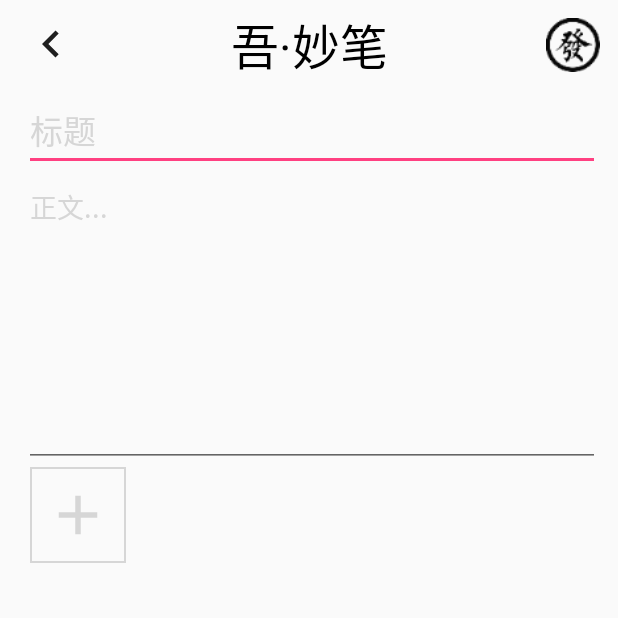
After one commit to DaddyTrap/ADream, an Android app: the EditMiaobiActivity screen opened directly, with no data from a screen before it, on a phone screen of 412 x 824 dp, the top half of it. The commit adds this screen. Run offline under Robolectric (Android 15) with nearby library versions, the phone set to English and light mode, and no system bars; Roboto replaces fonts that are not available here.

Commit message:
:sparkles: 初步完成妙笔编辑页

```diff
--- a/app/src/main/java/io/github/daddytrap/adream/ADApplication.java
+++ b/app/src/main/java/io/github/daddytrap/adream/ADApplication.java
@@ -15,6 +15,7 @@
     private static ADApplication _ADApplication;
 
     public Typeface KAI_TI_FONT;
+    public Typeface SIM_KAI_FONT;
 
     @Override
     public void onCreate() {
@@ -25,6 +26,7 @@
             return;
 
         KAI_TI_FONT = Typeface.createFromAsset(getAssets(), "fonts/kai_ti.ttf");
+        SIM_KAI_FONT = Typeface.createFromAsset(getAssets(), "fonts/simkai.ttf");
 
         File file = new File(Environment.getExternalStorageDirectory() + "/ADream/music");
         if (!file.exists()) {
--- /dev/null
+++ b/app/src/main/java/io/github/daddytrap/adream/activity/EditMiaobiActivity.java
@@ -0,0 +1,138 @@
+package io.github.daddytrap.adream.activity;
+
+import android.content.DialogInterface;
+import android.content.Intent;
+import android.graphics.Bitmap;
+import android.graphics.BitmapFactory;
+import android.net.Uri;
+import android.support.v7.app.AlertDialog;
+import android.support.v7.app.AppCompatActivity;
+import android.os.Bundle;
+import android.util.Base64;
+import android.util.Log;
+import android.view.View;
+import android.widget.ImageView;
+import android.widget.TextView;
+
+import org.w3c.dom.Text;
+
+import java.io.FileNotFoundException;
+import java.io.IOException;
+import java.io.InputStream;
+
+import io.github.daddytrap.adream.ADApplication;
+import io.github.daddytrap.adream.R;
+import io.github.daddytrap.adream.util.ADUtil;
+
+public class EditMiaobiActivity extends AppCompatActivity {
+
+    private TextView toolbarTitle;
+    private TextView miaobiTitle;
+    private TextView miaobiContent;
+
+    private ImageView backIcon;
+    private ImageView faIcon;
+
+    private ImageView addPhoto;
+
+    private ADApplication app;
+
+    public static final int PICK_IMAGE_REQ_CODE = 100;
+
+    boolean imageSelected = false;
+
+    private AlertDialog.Builder dialogBuilder;
+
+    @Override
+    protected void onCreate(Bundle savedInstanceState) {
+        super.onCreate(savedInstanceState);
+        setContentView(R.layout.activity_edit_miaobi);
+
+        app = ADApplication.getInstance();
+
+        setViews();
+    }
+
+    void setViews() {
+        toolbarTitle = (TextView) findViewById(R.id.activity_edit_miaobi_toolbar_title);
+        miaobiTitle = (TextView) findViewById(R.id.activity_edit_miaobi_title_edittext);
+        miaobiContent = (TextView) findViewById(R.id.activity_edit_miaobi_content_edittext);
+
+        toolbarTitle.setTypeface(app.KAI_TI_FONT);
+        miaobiTitle.setTypeface(app.SIM_KAI_FONT);
+        miaobiContent.setTypeface(app.SIM_KAI_FONT);
+
+        backIcon = (ImageView)findViewById(R.id.activity_edit_miaobi_back_icon);
+        faIcon = (ImageView)findViewById(R.id.activity_edit_miaobi_fa_icon);
+        addPhoto = (ImageView)findViewById(R.id.activity_edit_miaobi_addphoto);
+
+        dialogBuilder = new AlertDialog.Builder(this);
+        dialogBuilder.setMessage("请确认已填入标题/正文 并已选择图片").setPositiveButton(R.string.alertdialog_yes, new DialogInterface.OnClickListener() {
+            @Override
+            public void onClick(DialogInterface dialog, int which) {}
+        });
+
+        backIcon.setOnClickListener(new View.OnClickListener() {
+            @Override
+            public void onClick(View v) {
+                EditMiaobiActivity.this.finish();
+            }
+        });
+
+        // TODO: 发布妙笔
+        faIcon.setOnClickListener(new View.OnClickListener() {
+            @Override
+            public void onClick(View v) {
+                if (!imageSelected || miaobiTitle.getText().toString().isEmpty() || miaobiContent.getText().toString().isEmpty()) {
+                    dialogBuilder.create().show();
+                }
+            }
+        });
+
+        // Set add photo button
+        View.OnClickListener selectPhotoListener = new View.OnClickListener() {
+            @Override
+            public void onClick(View v) {
+                Intent intent = new Intent();
+                intent.setType("image/*");
+                intent.setAction(Intent.ACTION_GET_CONTENT);
+                startActivityForResult(Intent.createChooser(intent, "Select Picture"), PICK_IMAGE_REQ_CODE);
+            }
+        };
+        addPhoto.setOnClickListener(selectPhotoListener);
+    }
+
+    @Override
+    protected void onActivityResult(int requestCode, int resultCode, Intent data) {
+        super.onActivityResult(requestCode, resultCode, data);
+        if (requestCode == PICK_IMAGE_REQ_CODE) {
+            Log.i("Info", "Picked an image");
+            if (resultCode == RESULT_OK) {
+                Uri imgUri = data.getData();
+                InputStream inputStream = null;
+                try {
+                    inputStream = getContentResolver().openInputStream(imgUri);
+                } catch (FileNotFoundException e) {
+                    e.printStackTrace();
+                    return;
+                }
+
+                // Save base64 result in moment
+                byte[] bytes = null;
+                try {
+                    bytes = ADUtil.getBytes(inputStream);
+                } catch (IOException e) {
+                    e.printStackTrace();
+                    return;
+                }
+//                momentForRes.contentImgBase64 = Base64.encodeToString(bytes, Base64.DEFAULT);
+//
+                // Set preview image
+                Bitmap bm = BitmapFactory.decodeByteArray(bytes, 0, bytes.length);
+                addPhoto.setImageBitmap(bm);
+                addPhoto.setPadding(0, 0, 0, 0);
+                imageSelected = true;
+            }
+        }
+    }
+}
--- /dev/null
+++ b/app/src/main/res/drawable/ic_add.xml
@@ -0,0 +1,9 @@
+<vector xmlns:android="http://schemas.android.com/apk/res/android"
+        android:width="24dp"
+        android:height="24dp"
+        android:viewportWidth="24.0"
+        android:viewportHeight="24.0">
+    <path
+        android:fillColor="#d6d6d6"
+        android:pathData="M19,13h-6v6h-2v-6H5v-2h6V5h2v6h6v2z"/>
+</vector>
--- /dev/null
+++ b/app/src/main/res/drawable/rect_border.xml
@@ -0,0 +1,5 @@
+<?xml version="1.0" encoding="utf-8"?>
+<shape xmlns:android="http://schemas.android.com/apk/res/android">
+    <solid android:color="@android:color/transparent"/>
+    <stroke android:width="1dp" android:color="#d6d6d6"/>
+</shape>
--- /dev/null
+++ b/app/src/main/res/layout/activity_edit_miaobi.xml
@@ -0,0 +1,87 @@
+<?xml version="1.0" encoding="utf-8"?>
+<ScrollView
+    xmlns:android="http://schemas.android.com/apk/res/android"
+    android:layout_height="wrap_content"
+    android:layout_width="match_parent">
+    <android.support.constraint.ConstraintLayout xmlns:android="http://schemas.android.com/apk/res/android"
+        xmlns:app="http://schemas.android.com/apk/res-auto"
+        xmlns:tools="http://schemas.android.com/tools"
+        android:layout_width="match_parent"
+        android:layout_height="match_parent"
+        tools:context="io.github.daddytrap.adream.activity.EditMiaobiActivity">
+        <EditText
+            android:layout_width="0dp"
+            android:layout_height="wrap_content"
+            android:id="@+id/activity_edit_miaobi_title_edittext"
+            app:layout_constraintLeft_toLeftOf="parent"
+            app:layout_constraintRight_toRightOf="parent"
+            android:layout_marginLeft="@dimen/ADEditMiaobiAlignLeft"
+            android:layout_marginRight="@dimen/ADEditMiaobiAlignRight"
+            app:layout_constraintTop_toBottomOf="@+id/activity_edit_miaobi_toolbar"
+            android:textColorHint="#d6d6d6"
+            android:textColor="#000"
+            android:textSize="22sp"
+            android:hint="标题"/>
+
+        <EditText
+            android:layout_width="0dp"
+            android:layout_height="wrap_content"
+            android:id="@+id/activity_edit_miaobi_content_edittext"
+            app:layout_constraintLeft_toLeftOf="parent"
+            app:layout_constraintRight_toRightOf="parent"
+            app:layout_constraintTop_toBottomOf="@+id/activity_edit_miaobi_title_edittext"
+            android:inputType="textMultiLine"
+            android:gravity="top|left"
+            android:layout_marginLeft="@dimen/ADEditMiaobiAlignLeft"
+            android:layout_marginRight="@dimen/ADEditMiaobiAlignRight"
+            android:lines="8"
+            android:scrollbars="vertical"
+            android:textSize="18dp"
+            android:textColorHint="#d6d6d6"
+            style="@style/EditMiaobiEditText"
+            android:textColor="#222222"
+            android:hint="正文..."/>
+
+        <ImageView
+            android:layout_width="64dp"
+            android:layout_height="64dp"
+            android:id="@+id/activity_edit_miaobi_addphoto"
+            app:layout_constraintTop_toBottomOf="@+id/activity_edit_miaobi_content_edittext"
+            app:layout_constraintLeft_toLeftOf="parent"
+            android:layout_marginLeft="20dp"
+            android:background="@drawable/rect_border"
+            android:src="@drawable/ic_add"
+            style="@style/EditMiaobiEditText"
+            android:padding="10dp"/>
+
+        <android.support.v7.widget.Toolbar
+            android:layout_width="0dp"
+            android:layout_height="@dimen/toolbar_height"
+            app:layout_constraintRight_toRightOf="parent"
+            app:layout_constraintLeft_toLeftOf="parent"
+            app:layout_constraintTop_toTopOf="parent"
+            android:id="@+id/activity_edit_miaobi_toolbar"
+            android:background="#00FFFFFF">
+            <ImageView
+                android:layout_width="@dimen/toolbar_icon_size"
+                android:layout_height="@dimen/toolbar_icon_size"
+                android:id="@+id/activity_edit_miaobi_back_icon"
+                android:src="@drawable/ic_keyboard_arrow_left"/>
+            <TextView
+                android:layout_width="wrap_content"
+                android:layout_height="wrap_content"
+                android:id="@+id/activity_edit_miaobi_toolbar_title"
+                android:layout_gravity="center"
+                android:text="吾·妙笔"
+                android:textColor="#000"
+                android:textSize="32sp"/>
+            <ImageView
+                android:layout_width="@dimen/toolbar_icon_size"
+                android:layout_height="@dimen/toolbar_icon_size"
+                android:id="@+id/activity_edit_miaobi_fa_icon"
+                android:src="@mipmap/miaobi_fa_icon"
+                android:layout_gravity="right"
+                android:layout_marginRight="12dp"/>
+        </android.support.v7.widget.Toolbar>
+    </android.support.constraint.ConstraintLayout>
+</ScrollView>
--- a/app/src/main/res/layout/fragment_miaobi.xml
+++ b/app/src/main/res/layout/fragment_miaobi.xml
@@ -20,6 +20,7 @@
         android:layout_height="80dp"
         app:layout_constraintRight_toRightOf="parent"
         app:layout_constraintBottom_toBottomOf="parent"
+        android:id="@+id/fragment_miaobi_new_icon"
         android:src="@mipmap/miaobi_new"
         android:layout_marginRight="10dp"
         android:layout_marginBottom="40dp"/>
--- a/app/src/main/res/values/dimens.xml
+++ b/app/src/main/res/values/dimens.xml
@@ -6,4 +6,6 @@
     <dimen name="appbar_padding_top">8dp</dimen>
     <dimen name="toolbar_height">60dp</dimen>
     <dimen name="toolbar_icon_size">36dp</dimen>
+    <dimen name="ADEditMiaobiAlignLeft">16dp</dimen>
+    <dimen name="ADEditMiaobiAlignRight">12dp</dimen>
 </resources>
--- a/app/src/main/res/values/styles.xml
+++ b/app/src/main/res/values/styles.xml
@@ -35,4 +35,9 @@
         <item name="android:textSize">20sp</item>
     </style>
 
+    <style name="EditMiaobiEditText" parent="Theme.AppCompat.Light">
+        <item name="colorControlNormal">#d6d6d6</item>
+        <item name="colorControlActivated">#d6d6d6</item>
+    </style>
+
 </resources>
```
Also changed, not shown: app/src/main/AndroidManifest.xml (+5 -2 lines), app/src/main/java/io/github/daddytrap/adream/activity/MainActivity.java (+3 -4 lines), app/src/main/java/io/github/daddytrap/adream/fragment/MiaobiFragment.java (+18 -0 lines), app/src/main/java/io/github/daddytrap/adream/util/ADUtil.java (+13 -0 lines), app/src/main/res/layout/activity_main.xml (+4 -4 lines), app/src/main/res/mipmap-xxxhdpi/miaobi_fa_icon.png (added), 1 other file.
